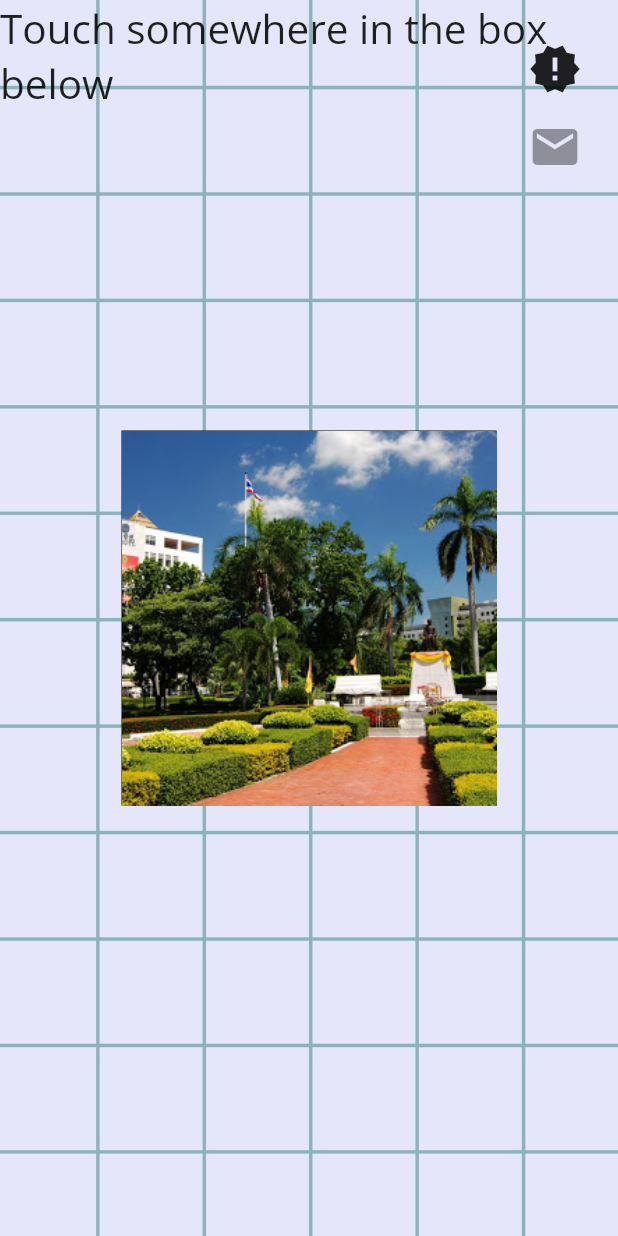
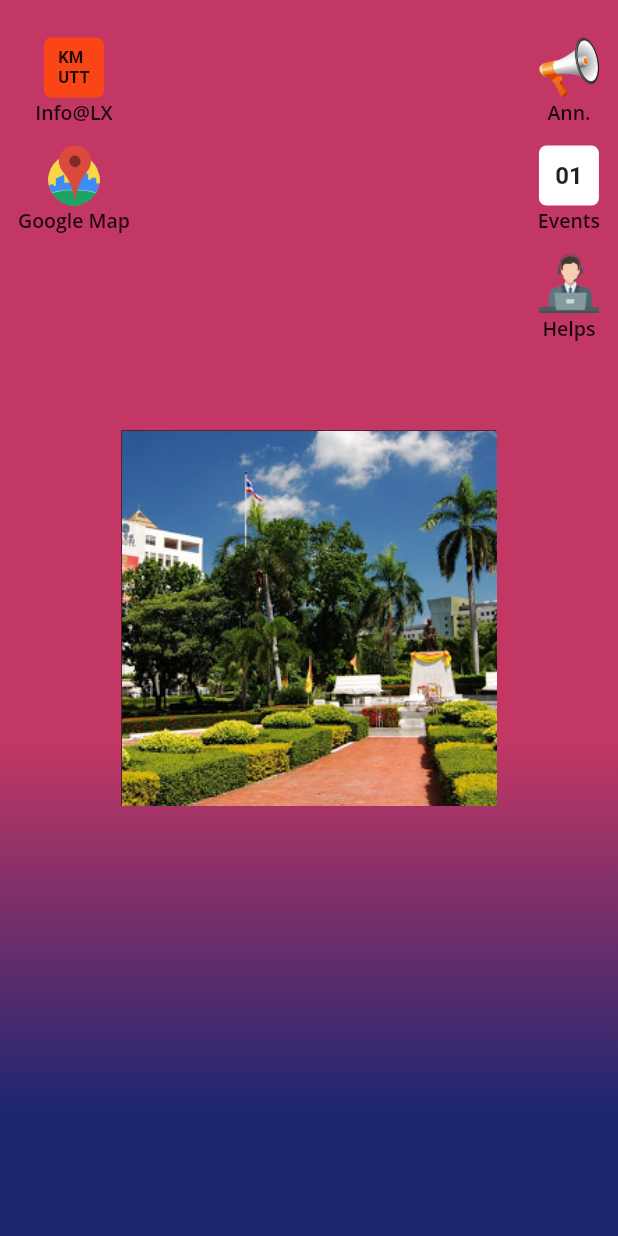
Before and after one commit to Nuttawut503/Flutter-RayCasting-Gesture, a Flutter app: the screen it shows after launch, on a phone screen of 412 x 824 dp. Run offline on Flutter 3.47's test engine with Material 2 defaults, Android fonts, the phone set to English and light mode, and no system bars; our stand-ins replace google_fonts; Roboto replaces fonts that are missing (Sarabun).

Commit message:
Update splash and side-buttons

```diff
--- /dev/null
+++ b/lib/components/home-interactive.dart
@@ -0,0 +1,123 @@
+import 'package:flutter/material.dart';
+import 'package:provider/provider.dart';
+import 'package:LX_KMUTT/counter.dart';
+
+class BackgroundDismissal extends StatelessWidget {
+  BackgroundDismissal({Key key}):super(key: key);
+
+  @override
+  Widget build(BuildContext context) {
+    return GestureDetector(
+      onTapDown: (TapDownDetails details) {
+        Provider.of<OffsetCounter>(context, listen: false).changeTo(null);
+      },
+      child: Container(
+        decoration: BoxDecoration(
+          gradient: LinearGradient(
+            begin: Alignment.bottomCenter,
+            end: Alignment.topCenter,
+            colors: [Color.fromRGBO(29, 38, 113, 1.0), Color.fromRGBO(195, 55, 100, 1.0)],
+            stops: [0.1, 0.4]
+          )
+        )
+      )
+    );
+  }
+}
+
+class InteractiveScreen extends StatelessWidget {
+  InteractiveScreen({Key key}):super(key: key);
+
+  @override
+  Widget build(BuildContext context) {
+    return Stack(
+      children: <Widget>[
+        Center(
+          child: InteractiveMap()
+        )
+      ]
+    );
+  }
+}
+
+class InteractiveMap extends StatelessWidget {
+  InteractiveMap({Key key}):super(key: key);
+
+  @override
+  Widget build(BuildContext context) {
+    final counter = Provider.of<OffsetCounter>(context);
+    return GestureDetector(
+      onTapDown: (TapDownDetails details) {
+        final RenderBox box = context.findRenderObject();
+        final Offset localOffset = box.globalToLocal(details.globalPosition);
+        final Offset percentOffset = Offset(localOffset.dx / box.size.width * 100, localOffset.dy / box.size.height * 100);
+        Provider.of<OffsetCounter>(context, listen: false).changeTo(percentOffset);
+      },
+      child: Container(
+        width: 250.0,
+        height: 250.0,
+        decoration: BoxDecoration(
+          color: Colors.black,
+          image: DecorationImage(image: AssetImage('assets/images/kmutt.jpg'), fit: BoxFit.cover, alignment: Alignment.center)
+        ),
+        child: CustomPaint(
+          painter: HightlightPainter(tapOffset: counter.offset, box: context.findRenderObject()),
+          child: Container()
+        )
+      )
+    );
+  }
+}
+
+class HightlightPainter extends CustomPainter {
+  HightlightPainter({this.tapOffset, this.box});
+
+  final Offset tapOffset;
+  final RenderBox box;
+
+  @override
+  void paint(Canvas canvas, Size size) {
+    if (tapOffset == null) {
+      return;
+    }
+    Paint paint = new Paint()
+      ..color = Color.fromRGBO(197, 197, 0, 0.7)
+      ..style = PaintingStyle.fill;
+    Path path = new Path();
+    double xp, yp;
+    if (tapOffset.dx < 50.0) {
+      if (tapOffset.dy < 50.0) {
+        xp = 0;
+        yp = 0;
+      } else {
+        xp = 0;
+        yp = box.size.height / 2;
+      }
+    } else {
+      if (tapOffset.dy < 50.0) {
+        xp = box.size.width / 2;
+        yp = 0;
+      } else {
+        xp = box.size.width / 2;
+        yp = box.size.height / 2;
+      }
+    }
+    path
+      ..moveTo(xp, yp)
+      ..lineTo(xp + box.size.width / 2, yp)
+      ..lineTo(xp + box.size.width / 2, yp + box.size.height / 2)
+      ..lineTo(xp, yp + box.size.height / 2)
+      ..lineTo(xp, yp);
+    canvas.drawPath(path, paint);
+    paint
+      ..color = Color.fromRGBO(197, 197, 197, 0.6)
+      ..strokeWidth = 3.9
+      ..style = PaintingStyle.stroke;
+    canvas.drawPath(path, paint);
+  }
+
+  @override
+  bool shouldRepaint(HightlightPainter oldDelegate) {
+    return (oldDelegate.tapOffset != tapOffset);
+  }
+}
--- /dev/null
+++ b/lib/components/home-sidebar.dart
@@ -0,0 +1,127 @@
+import 'package:flutter/material.dart';
+import 'package:google_fonts/google_fonts.dart';
+
+class LeftSideButtons extends StatelessWidget {
+  LeftSideButtons({Key key}):super(key: key);
+
+  @override
+  Widget build(BuildContext context) {
+    return Positioned(
+      top: 25.0,
+      left: 12.0,
+      child: Wrap(
+        direction: Axis.vertical,
+        crossAxisAlignment: WrapCrossAlignment.center,
+        spacing: 12.0,
+        children: <Widget>[
+          GestureDetector(
+            onTap: () { print('info@lx'); },
+            child: Wrap(
+              direction: Axis.vertical,
+              crossAxisAlignment: WrapCrossAlignment.center,
+              children: <Widget>[
+                Container(
+                  width: 40.0,
+                  height: 40.0,
+                  decoration: BoxDecoration(
+                    color: Color.fromRGBO(250, 70, 22, 1.0),
+                    borderRadius: BorderRadius.all(Radius.circular(5.0))
+                  ),
+                  child: Center(
+                    child: Text('KM\nUTT', style: GoogleFonts.sarabun(fontSize: 11.0, fontWeight: FontWeight.w600))
+                  )
+                ),
+                Text("Info@LX", style: GoogleFonts.openSans(fontSize: 13, fontWeight: FontWeight.w600, height: 1.5))
+              ],
+            )
+          ),
+          GestureDetector(
+            onTap: () { print('google map'); },
+            child: Wrap(
+              direction: Axis.vertical,
+              crossAxisAlignment: WrapCrossAlignment.center,
+              children: <Widget>[
+                Container(
+                  width: 40.0,
+                  height: 40.0,
+                  decoration: BoxDecoration(image: DecorationImage(image: AssetImage('assets/images/googlemap.png'), fit: BoxFit.contain))
+                ),
+                Text("Google Map", style: GoogleFonts.openSans(fontSize: 13, fontWeight: FontWeight.w600, height: 1.5))
+              ],
+            )
+          )
+        ]
+      )
+    );
+  }
+}
+
+class RightSideButtons extends StatelessWidget {
+  RightSideButtons({Key key}):super(key: key);
+
+  @override
+  Widget build(BuildContext context) {
+    return Positioned(
+      top: 25.0,
+      right: 12.0,
+      child: Wrap(
+        direction: Axis.vertical,
+        crossAxisAlignment: WrapCrossAlignment.center,
+        spacing: 12.0,
+        children: <Widget>[
+          GestureDetector(
+            onTap: () { print('ann.'); },
+            child: Wrap(
+              direction: Axis.vertical,
+              crossAxisAlignment: WrapCrossAlignment.center,
+              children: <Widget>[
+                Container(
+                  width: 40.0,
+                  height: 40.0,
+                  decoration: BoxDecoration(image: DecorationImage(image: AssetImage('assets/images/megaphone.png'), fit: BoxFit.contain))
+                ),
+                Text("Ann.", style: GoogleFonts.openSans(fontSize: 13, fontWeight: FontWeight.w600, height: 1.5))
+              ],
+            )
+          ),
+          GestureDetector(
+            onTap: () { print('events'); },
+            child: Wrap(
+              direction: Axis.vertical,
+              crossAxisAlignment: WrapCrossAlignment.center,
+              children: <Widget>[
+                Container(
+                  width: 40.0,
+                  height: 40.0,
+                  decoration: BoxDecoration(
+                    color: Color.fromRGBO(255, 255, 255, 1.0),
+                    borderRadius: BorderRadius.all(Radius.circular(5.0))
+                  ),
+                  child: Center(
+                    child: Text('${(new DateTime.now().day).toString().padLeft(2, "0")}', style: GoogleFonts.sarabun(fontSize: 16.0, fontWeight: FontWeight.w700))
+                  )
+                ),
+                Text("Events", style: GoogleFonts.openSans(fontSize: 13, fontWeight: FontWeight.w600, height: 1.5))
+              ],
+            )
+          ),
+          GestureDetector(
+            onTap: () { print('helps'); },
+            child: Wrap(
+              direction: Axis.vertical,
+              crossAxisAlignment: WrapCrossAlignment.center,
+              children: <Widget>[
+                Container(
+                  width: 40.0,
+                  height: 40.0,
+                  decoration: BoxDecoration(image: DecorationImage(image: AssetImage('assets/images/helper.png'), fit: BoxFit.contain))
+                ),
+                Text("Helps", style: GoogleFonts.openSans(fontSize: 13, fontWeight: FontWeight.w600, height: 1.5))
+              ],
+            )
+          )
+        ]
+      )
+    );
+  }
+}
--- /dev/null
+++ b/lib/counter.dart
@@ -0,0 +1,11 @@
+import 'package:flutter/material.dart';
+
+class OffsetCounter with ChangeNotifier {
+  Offset _offset;
+  Offset get offset => _offset;
+
+  void changeTo(Offset newOffset) {
+    _offset = newOffset;
+    notifyListeners();
+  }
+}
--- a/lib/screen/home.dart
+++ b/lib/screen/home.dart
@@ -1,6 +1,8 @@
 import 'package:flutter/material.dart';
-import 'package:google_fonts/google_fonts.dart';
 import 'package:provider/provider.dart';
+import 'package:LX_KMUTT/counter.dart';
+import 'package:LX_KMUTT/components/home-interactive.dart';
+import 'package:LX_KMUTT/components/home-sidebar.dart';
 
 class HomeScreen extends StatefulWidget {
   HomeScreen({Key key}):super(key: key);
@@ -25,9 +27,11 @@ class _HomeScreen extends State<HomeScreen> {
                 children: <Widget>[
                   BackgroundDismissal(),
                   InteractiveScreen(),
-                  SideButtons(),
+                  LeftSideButtons(),
+                  RightSideButtons(),
                   Positioned(
-                    bottom: 0,
+                    left: 5.0,
+                    bottom: 5.0,
                     child: Text((counter.offset!=null)?'${counter.offset.dx.toStringAsFixed(2)} and ${counter.offset.dy.toStringAsFixed(2)}':''),
                   )
                 ]
@@ -39,155 +43,3 @@ class _HomeScreen extends State<HomeScreen> {
     );
   }
 }
-
-class OffsetCounter with ChangeNotifier {
-  Offset _offset;
-  Offset get offset => _offset;
-
-  void changeTo(Offset newOffset) {
-    _offset = newOffset;
-    notifyListeners();
-  }
-}
-
-class BackgroundDismissal extends StatelessWidget {
-  BackgroundDismissal({Key key}):super(key: key);
-
-  @override
-  Widget build(BuildContext context) {
-    return GestureDetector(
-      onTapDown: (TapDownDetails details) {
-        Provider.of<OffsetCounter>(context, listen: false).changeTo(null);
-      },
-      child: Container(
-        decoration: BoxDecoration(
-          image: DecorationImage(image: AssetImage('assets/images/bluegrid.jpg'), fit: BoxFit.cover)
-        )
-      )
-    );
-  }
-}
-
-class InteractiveScreen extends StatelessWidget {
-  InteractiveScreen({Key key}):super(key: key);
-
-  @override
-  Widget build(BuildContext context) {
-    return Stack(
-      children: <Widget>[
-        Text(
-          'Touch somewhere in the box below',
-          style: GoogleFonts.openSans(fontSize: 27.0)
-        ),
-        Center(
-          child: InteractiveMap()
-        )
-      ]
-    );
-  }
-}
-
-class InteractiveMap extends StatelessWidget {
-  InteractiveMap({Key key}):super(key: key);
-
-  @override
-  Widget build(BuildContext context) {
-    final counter = Provider.of<OffsetCounter>(context);
-    return GestureDetector(
-      onTapDown: (TapDownDetails details) {
-        final RenderBox box = context.findRenderObject();
-        final Offset localOffset = box.globalToLocal(details.globalPosition);
-        final Offset percentOffset = Offset(localOffset.dx / box.size.width * 100, localOffset.dy / box.size.height * 100);
-        Provider.of<OffsetCounter>(context, listen: false).changeTo(percentOffset);
-      },
-      child: Container(
-        width: 250.0,
-        height: 250.0,
-        decoration: BoxDecoration(
-          color: Colors.black,
-          image: DecorationImage(image: AssetImage('assets/images/kmutt.jpg'), fit: BoxFit.cover, alignment: Alignment.center)
-        ),
-        child: CustomPaint(
-          painter: HightlightPainter(tapOffset: counter.offset, box: context.findRenderObject()),
-          child: Container()
-        )
-      )
-    );
-  }
-}
-
-class SideButtons extends StatelessWidget {
-  SideButtons({Key key}):super(key: key);
-
-  @override
-  Widget build(BuildContext context) {
-    return Positioned(
-      top: 20.0,
-      right: 16.0,
-      child: Column(
-        mainAxisSize: MainAxisSize.min,
-        children: <Widget>[
-          IconButton(
-            icon: Icon(Icons.new_releases),
-            iconSize: 36.0,
-            onPressed: () { Navigator.pushNamed(context, '/test1'); }
-          ),
-          IconButton(
-            icon: Icon(Icons.mail),
-            iconSize: 36.0,
-            color: Colors.greenAccent,
-            onPressed: null
-          )
-        ]
-      )
-    );
-  }
-}
-
-class HightlightPainter extends CustomPainter {
-  HightlightPainter({this.tapOffset, this.box});
-
-  final Offset tapOffset;
-  final RenderBox box;
-
-  @override
-  void paint(Canvas canvas, Size size) {
-    if (tapOffset == null) {
-      return;
-    }
-    Paint paint = new Paint()
-      ..color = Color.fromRGBO(197, 197, 0, 0.5)
-      ..style = PaintingStyle.fill;
-    Path path = new Path();
-    double xp, yp;
-    if (tapOffset.dx < 50.0) {
-      if (tapOffset.dy < 50.0) {
-        xp = 0;
-        yp = 0;
-      } else {
-        xp = 0;
-        yp = box.size.height / 2;
-      }
-    } else {
-      if (tapOffset.dy < 50.0) {
-        xp = box.size.width / 2;
-        yp = 0;
-      } else {
-        xp = box.size.width / 2;
-        yp = box.size.height / 2;
-      }
-    }
-    path.moveTo(xp, yp);
-    path.lineTo(xp + box.size.width / 2, yp);
-    path.lineTo(xp + box.size.width / 2, yp + box.size.height / 2);
-    path.lineTo(xp, yp + box.size.height / 2);
-    path.lineTo(xp, yp);
-    canvas.drawPath(path, paint);
-  }
-
-  @override
-  bool shouldRepaint(HightlightPainter oldDelegate) {
-    print(oldDelegate.tapOffset != tapOffset);
-    return (oldDelegate.tapOffset != tapOffset);
-  }
-}
--- a/pubspec.yaml
+++ b/pubspec.yaml
@@ -45,6 +45,9 @@ flutter:
   assets:
     - assets/images/kmutt.jpg
     - assets/images/bluegrid.jpg
+    - assets/images/googlemap.png
+    - assets/images/megaphone.png
+    - assets/images/helper.png
 
   # An image asset can refer to one or more resolution-specific "variants", see
   # https://flutter.dev/assets-and-images/#resolution-aware.
```
Also changed, not shown: assets/images/googlemap.png (added), assets/images/helper.png (added), assets/images/megaphone.png (added), lib/main.dart (line endings or trailing spaces), pubspec.lock, 3 other files.
